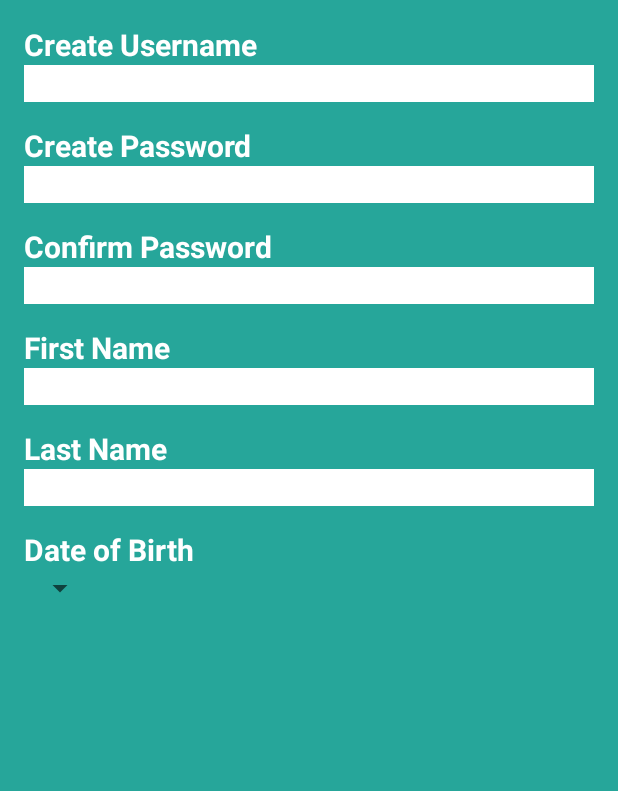
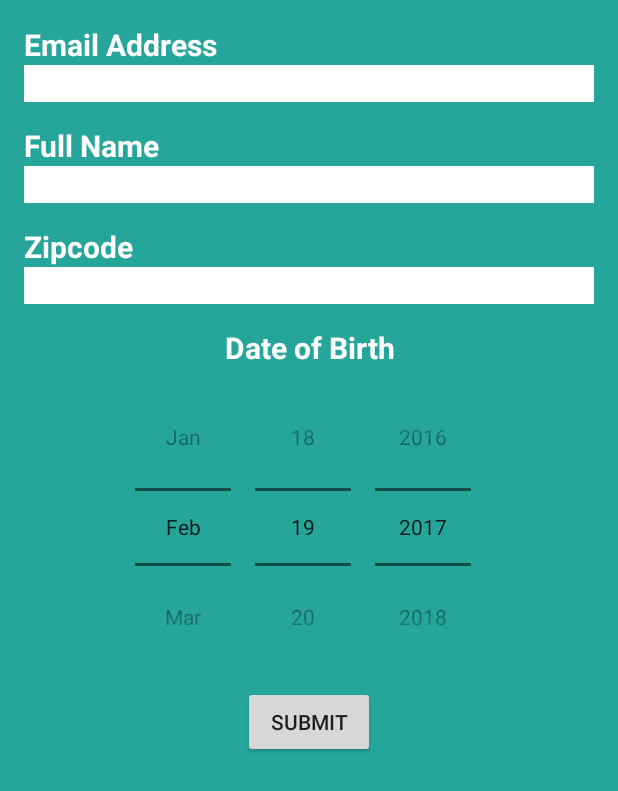
Before and after one commit to Maximus027/HackathonApp, an Android app: the layout activity_login_create.xml on its own in the app's theme, with its tools: preview values and no code run, on a phone screen of 412 x 824 dp. Shown: the top 791 px of the screen. Run offline under Robolectric (Android 15) with nearby library versions, the phone set to English and light mode, and no system bars.

Commit message:
Login Activities, Fitness Choose activity, custom tool bar

```diff
--- a/app/src/main/res/layout/activity_login_create.xml
+++ b/app/src/main/res/layout/activity_login_create.xml
@@ -15,13 +15,13 @@
     <TextView
         android:layout_width="match_parent"
         android:layout_height="wrap_content"
-        android:text="@string/new_username_request"
+        android:text="@string/new_email_request"
         android:textColor="@color/White"
         android:textSize="@dimen/textview_fontsize"
         android:textStyle="bold" />
 
     <EditText
-        android:id="@+id/username_logCreate"
+        android:id="@+id/email_logCreate"
         android:layout_width="match_parent"
         android:layout_height="wrap_content"
         android:layout_marginBottom="@dimen/edit_text_margin_bottom"
@@ -30,13 +30,13 @@
     <TextView
         android:layout_width="match_parent"
         android:layout_height="wrap_content"
-        android:text="@string/new_password_request"
+        android:text="@string/new_Name_request"
         android:textColor="@color/White"
         android:textSize="@dimen/textview_fontsize"
         android:textStyle="bold" />
 
     <EditText
-        android:id="@+id/password_logCreate"
+        android:id="@+id/name_logCreate"
         android:layout_width="match_parent"
         android:layout_height="wrap_content"
         android:layout_marginBottom="@dimen/edit_text_margin_bottom"
@@ -45,43 +45,13 @@
     <TextView
         android:layout_width="match_parent"
         android:layout_height="wrap_content"
-        android:text="@string/new_password_confirm_request"
+        android:text="@string/new_zip_request"
         android:textColor="@color/White"
         android:textSize="@dimen/textview_fontsize"
         android:textStyle="bold" />
 
     <EditText
-        android:id="@+id/password_confirm_logCreate"
-        android:layout_width="match_parent"
-        android:layout_height="wrap_content"
-        android:layout_marginBottom="@dimen/edit_text_margin_bottom"
-        android:background="@color/White" />
-
-    <TextView
-        android:layout_width="match_parent"
-        android:layout_height="wrap_content"
-        android:text="@string/new_fName_request"
-        android:textColor="@color/White"
-        android:textSize="@dimen/textview_fontsize"
-        android:textStyle="bold" />
-
-    <EditText
-        android:id="@+id/fName_logCreate"
-        android:layout_width="match_parent"
-        android:layout_height="wrap_content"
-        android:layout_marginBottom="@dimen/edit_text_margin_bottom"
-        android:background="@color/White" />
-
-    <TextView
-        android:layout_width="match_parent"
-        android:layout_height="wrap_content"
-        android:text="@string/new_lName_request"
-        android:textColor="@color/White"
-        android:textSize="@dimen/textview_fontsize"
-        android:textStyle="bold" />
-
-    <EditText
-        android:id="@+id/lName_logCreate"
+        android:id="@+id/zip_logCreate"
         android:layout_width="match_parent"
         android:layout_height="wrap_content"
         android:layout_marginBottom="@dimen/edit_text_margin_bottom"
@@ -93,11 +63,23 @@
         android:text="@string/new_bday_request"
         android:textColor="@color/White"
         android:textSize="@dimen/textview_fontsize"
+        android:textAlignment="center"
         android:textStyle="bold" />
 
-    <Spinner
+    <DatePicker
+        android:id="@+id/dp"
         android:layout_width="wrap_content"
         android:layout_height="wrap_content"
-        style="@style/Animation.AppCompat.DropDownUp"></Spinner>
+        android:layout_gravity="center_horizontal"
+        android:datePickerMode="spinner"
+        android:calendarViewShown="false"
+        />
+    <Button
+        android:id="@+id/create_submit_btn"
+        android:layout_width="wrap_content"
+        android:layout_height="wrap_content"
+        android:layout_gravity="center_horizontal"
+        android:text="@string/submit_btn"
+        android:onClick="submitBtn"/>
 
 </LinearLayout>
--- /dev/null
+++ b/app/src/main/res/menu/menu_main.xml
@@ -0,0 +1,4 @@
+<?xml version="1.0" encoding="utf-8"?>
+<menu xmlns:android="http://schemas.android.com/apk/res/android">
+
+</menu>
--- a/app/src/main/res/values/strings.xml
+++ b/app/src/main/res/values/strings.xml
@@ -3,12 +3,15 @@
     <string name="app_name">HackathonApp</string>
     <string name="username_title">Username</string>
     <string name="password_title">Password</string>
-    <string name="new_username_request">Create Username</string>
+    <string name="new_email_request">Email Address</string>
     <string name="new_password_request">Create Password</string>
     <string name="new_password_confirm_request">Confirm Password</string>
     <string name="new_fName_request">First Name</string>
     <string name="new_lName_request">Last Name</string>
+    <string name="new_Name_request">Full Name</string>
     <string name="new_bday_request">Date of Birth</string>
+    <string name="new_zip_request">Zipcode</string>
+    <string name="submit_btn">submit</string>
     <string-array name="dob">
         <item>1</item>
         <item>2</item>
--- a/app/src/main/res/values/styles.xml
+++ b/app/src/main/res/values/styles.xml
@@ -3,7 +3,8 @@
     <!-- Base application theme. -->
     <style name="AppTheme" parent="Theme.AppCompat.Light.DarkActionBar">
         <!-- Customize your theme here. -->
-        <item name="colorPrimary">@color/colorPrimary</item>
+        <!--<item name="colorPrimary">@color/colorPrimary</item>-->
+        <item name="colorPrimary">@color/darkestGreenScheme</item>
         <item name="colorPrimaryDark">@color/colorPrimaryDark</item>
         <item name="colorAccent">@color/colorAccent</item>
     </style>
```
Also changed, not shown: app/src/main/AndroidManifest.xml (+4 -3 lines), app/src/main/java/nyc/c4q/maxrosado/hackathonapp/login/LoginCreate.java (+37 -0 lines), app/src/main/java/nyc/c4q/maxrosado/hackathonapp/login/LoginMain.java (+36 -0 lines), app/src/main/java/nyc/c4q/maxrosado/hackathonapp/sportchoose/ImageAdapter.java (added, +56 -0 lines), app/src/main/java/nyc/c4q/maxrosado/hackathonapp/sportchoose/sportChooser.java (added, +40 -0 lines), app/src/main/res/layout/activity_login_main.xml (+5 -3 lines), app/src/main/res/layout/activity_sport_chooser.xml (added, +18 -0 lines), app/src/main/res/layout/grid.xml (added, +14 -0 lines), app/src/main/res/drawable/bball_grn_text.jpg (added), app/src/main/res/drawable/bicycle2.jpeg (added), app/src/main/res/drawable/handball_grn_txt.jpg (added), app/src/main/res/drawable/soccer_grn_txt.jpg (added), app/src/main/res/drawable/sportscrop.png (deleted), app/src/main/res/drawable/throwball_football_crop_txt.jpg (added).
